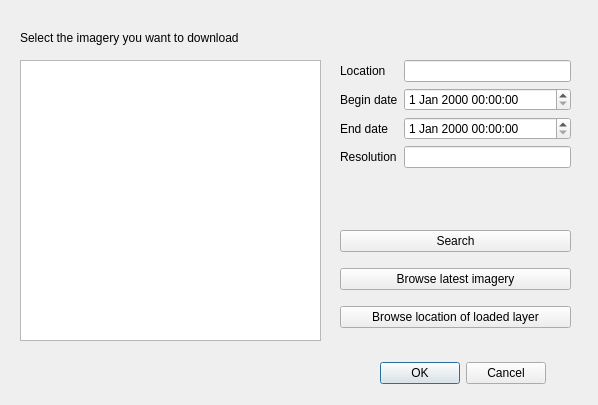
The window that OpenAerialMap/gui/ui/img_search_dialog.ui (hotosm/oam-qgis-plugin) describes before a commit, drawn with Qt 5.
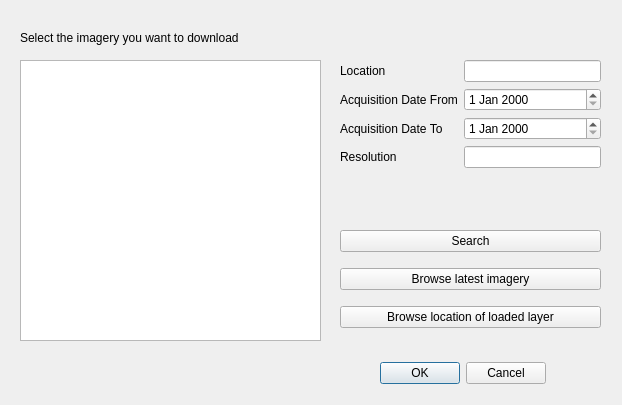
The same window after the commit.

Commit message: Updated the implementation of image search and browser 1. Changed QDateTime class into QDate for sarch criteria 2. Created a new class (ImgDownloader) for downloading thumbnails and full images 3. Reorganize some functions and changed the names of classes and functions to more explicitly show their roles

Patch:
```diff
--- a/OpenAerialMap/gui/ui/img_search_dialog.ui
+++ b/OpenAerialMap/gui/ui/img_search_dialog.ui
@@ -6,7 +6,7 @@
    <rect>
     <x>0</x>
     <y>0</y>
-    <width>598</width>
+    <width>622</width>
     <height>405</height>
    </rect>
   </property>
@@ -34,7 +34,7 @@
     <rect>
      <x>340</x>
      <y>60</y>
-     <width>231</width>
+     <width>261</width>
      <height>141</height>
     </rect>
    </property>
@@ -52,23 +52,17 @@
     <item row="1" column="0">
      <widget class="QLabel" name="label_3">
       <property name="text">
-       <string>Begin date</string>
+       <string>Acquisition Date From</string>
       </property>
      </widget>
     </item>
-    <item row="1" column="1">
-     <widget class="QDateTimeEdit" name="dateEditStart"/>
-    </item>
     <item row="2" column="0">
      <widget class="QLabel" name="label_4">
       <property name="text">
-       <string>End date</string>
+       <string>Acquisition Date To</string>
       </property>
      </widget>
     </item>
-    <item row="2" column="1">
-     <widget class="QDateTimeEdit" name="dateEditEnd"/>
-    </item>
     <item row="3" column="0">
      <widget class="QLabel" name="label_5">
       <property name="text">
@@ -76,6 +70,12 @@
       </property>
      </widget>
     </item>
+    <item row="1" column="1">
+     <widget class="QDateEdit" name="dateEditAcquisitionFrom"/>
+    </item>
+    <item row="2" column="1">
+     <widget class="QDateEdit" name="dateEditAcquisitionTo"/>
+    </item>
     <item row="3" column="1">
      <widget class="QLineEdit" name="lineEditResolution"/>
     </item>
@@ -86,7 +86,7 @@
     <rect>
      <x>340</x>
      <y>220</y>
-     <width>231</width>
+     <width>261</width>
      <height>121</height>
     </rect>
    </property>
```
The commit also changes 5 other files.
